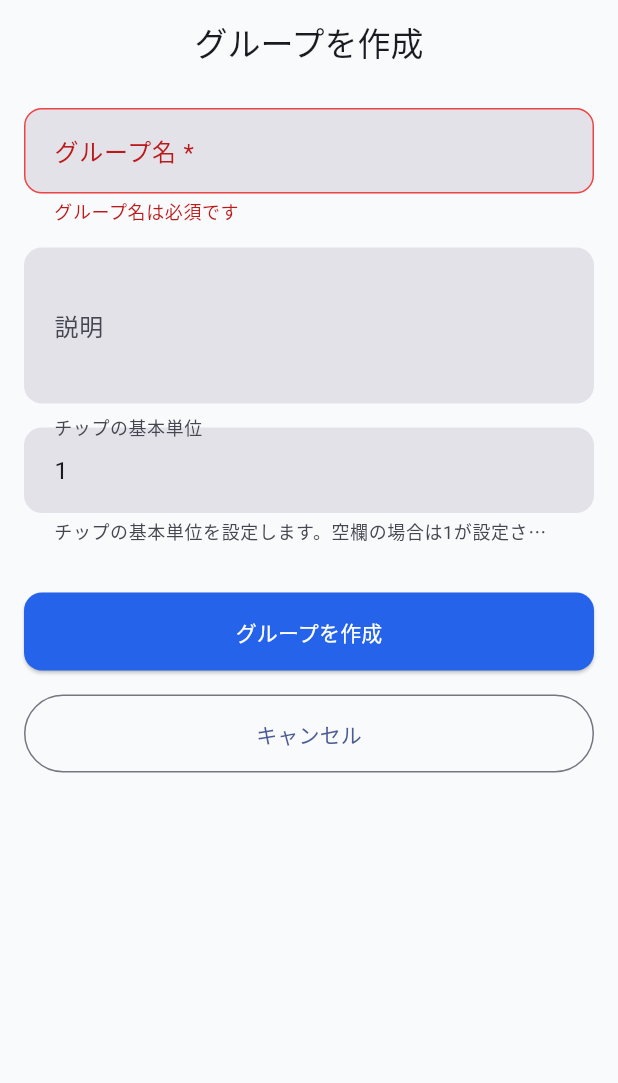
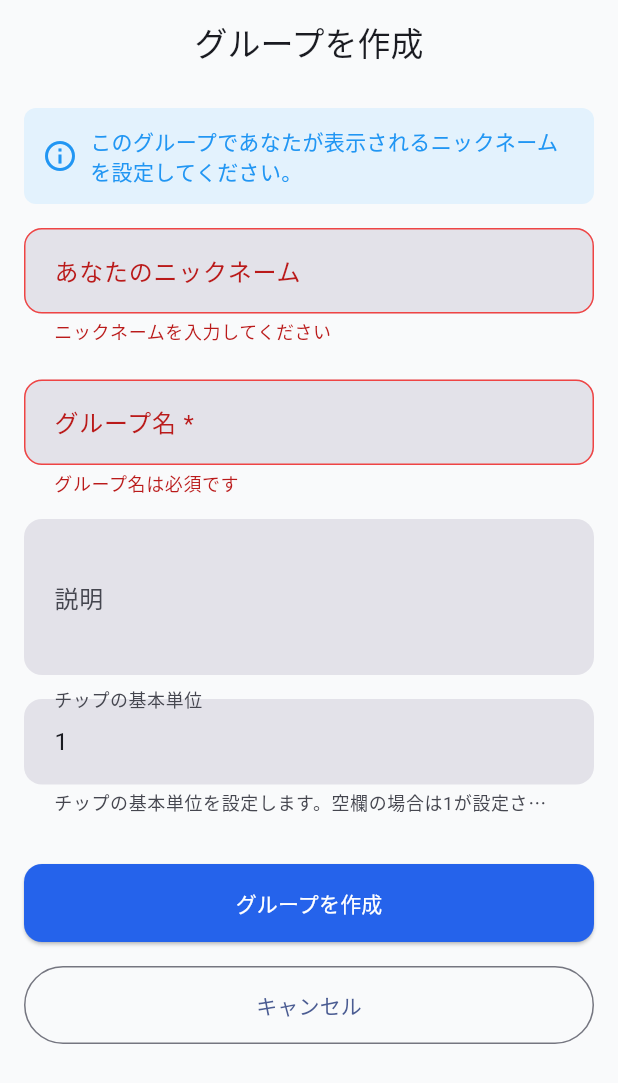
Before and after one commit to yukanke-saab/chip-manager-app, a Flutter app: the CreateGroupScreen screen opened by its route, after a tap on "グループを作成", on a phone screen of 412 x 824 dp. Shown: the top 1083 px of the screen. Run offline on Flutter 3.47's test engine with Material 3 defaults, Android fonts, the light colour scheme and no system bars; our stand-ins replace flutter_secure_storage, flutter_spinkit, go_router, qr_flutter, shared_preferences, supabase_flutter; missing offline and left inert: mobile_scanner; accounts and stored records are empty; network calls fail.

Commit message:
すべてのユーザータイプにニックネーム設定機能を追加
1. すべてのユーザーにニックネーム入力フィールドを表示するよう修正
   - 匿名ユーザーだけでなく、登録済みユーザーにもニックネーム入力欄を表示
   - グループに参加時、作成時どちらの場合もニックネーム入力を必須化
   - ユーザー体験を向上させるためのヘルプテキストを追加

2. SnackbarUtilsの活用
   - より安全なスナックバー表示を実装
   - エラー発生時のユーザーフィードバックを改善

各グループごとに異なるニックネームで参加できるようになり、
ユーザーがコンテキストに応じて呼び方を変えられるようになりました。

```diff
--- a/lib/presentation/screens/groups/create_group/create_group_screen.dart
+++ b/lib/presentation/screens/groups/create_group/create_group_screen.dart
@@ -77,8 +77,8 @@ class _CreateGroupScreenState extends State<CreateGroupScreen> {
     });
 
     try {
-      // まず、ニックネームが設定されていれば更新
-      if (_isAnonymous && _nicknameController.text.trim().isNotEmpty) {
+      // ニックネームを設定（匿名ユーザー・登録ユーザー問わず）
+      if (_nicknameController.text.trim().isNotEmpty) {
         final user = _authRepository.currentUser;
         if (user != null) {
           await _authRepository.updateUserProfile(
@@ -156,8 +156,7 @@ class _CreateGroupScreenState extends State<CreateGroupScreen> {
                   ),
                 ),
 
-              // 匿名ユーザーの場合はニックネーム入力を表示
-              if (_isAnonymous)
+              // ニックネーム入力フィールド（すべてのユーザーに表示）
               Column(
                 crossAxisAlignment: CrossAxisAlignment.start,
                 children: [
@@ -174,7 +173,7 @@ class _CreateGroupScreenState extends State<CreateGroupScreen> {
                         SizedBox(width: 8),
                         Expanded(
                           child: Text(
-                              'ニックネームを設定すると、他のメンバーがあなたを識別しやすくなります。',
+                            'このグループであなたが表示されるニックネームを設定してください。',
                             style: TextStyle(color: Colors.blue),
                           ),
                         ),
```
Also changed, not shown: lib/presentation/screens/groups/groups_screen.dart (+20 -17 lines). Lines whose indentation alone changed are shown as unchanged.
